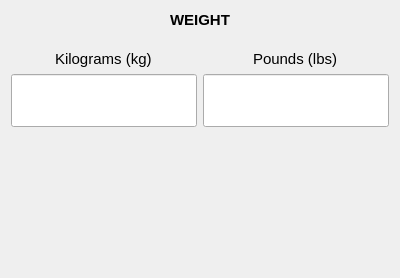
dimitris47/units, file weightwidget.ui: the form before one commit.
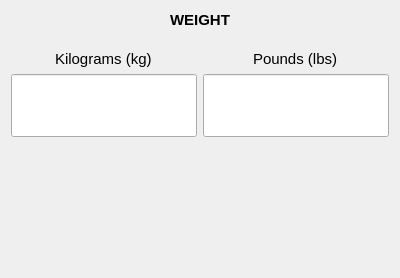
The form after the commit.

Diff of the .ui file:
```diff
--- a/weightwidget.ui
+++ b/weightwidget.ui
@@ -99,7 +99,7 @@
      <property name="sizeHint" stdset="0">
       <size>
        <width>20</width>
-       <height>140</height>
+       <height>130</height>
       </size>
      </property>
     </spacer>
```
